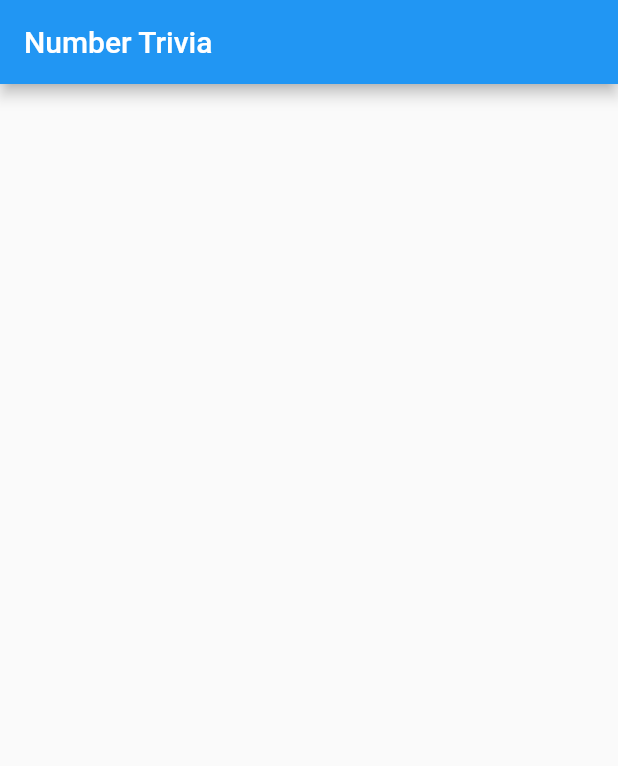
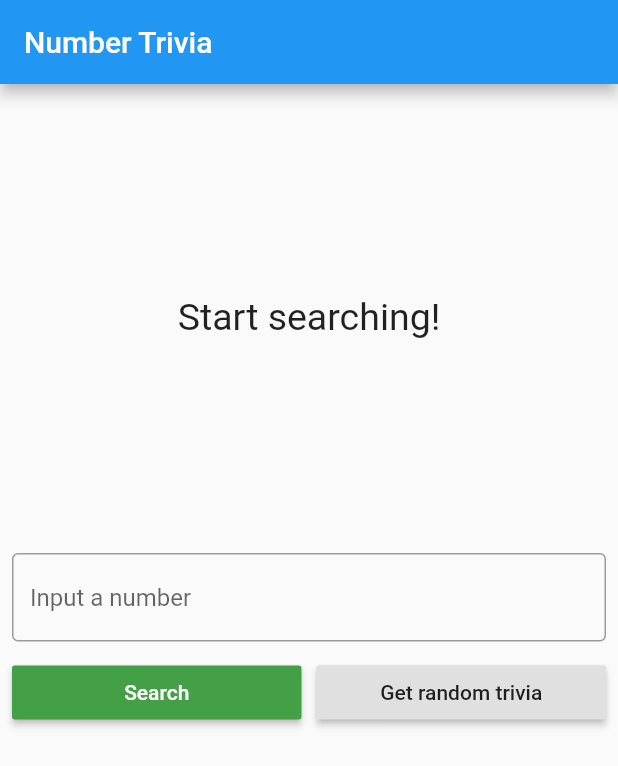
Before and after one commit to Bojacnik/flutter_test_project, a Flutter app: the screen it shows after launch, on a phone screen of 412 x 824 dp. Shown: the top 766 px of the screen. Run offline on Flutter 3.47's test engine with Material 2 defaults, Android fonts, the light colour scheme and no system bars; our stand-ins replace bloc, dartz, data_connection_checker, equatable, flutter_bloc, get_it and 1 more; missing offline and left inert: shared_preferences_web.

Commit message:
feat: added presentation

```diff
--- a/testing_flutter_for_real_now/lib/features/number_trivia/presentation/pages/number_trivia_page.dart
+++ b/testing_flutter_for_real_now/lib/features/number_trivia/presentation/pages/number_trivia_page.dart
@@ -1,21 +1,27 @@
+// ignore_for_file: deprecated_member_use
+
+import 'package:testing_flutter_for_real_now/core/error/exceptions.dart';
 import 'package:testing_flutter_for_real_now/features/number_trivia/presentation/bloc/bloc.dart';
 import 'package:flutter/material.dart';
 import 'package:flutter_bloc/flutter_bloc.dart';
 
 import '../../../../injection_container.dart';
+import '../widgets/widgets.dart';
 
 class NumberTriviaPage extends StatelessWidget {
+  const NumberTriviaPage({Key key}) : super(key: key);
+
   @override
   Widget build(BuildContext context) {
     return Scaffold(
       appBar: AppBar(
         title: const Text('Number Trivia'),
       ),
-      body: BlocProvider(
-        create: (_) => sl<NumberTriviaBloc>(),
-        child: Container(),
+      body: SingleChildScrollView(
+        child: buildBody(context),
       ),
     );
+  }
 }
 
 BlocProvider<NumberTriviaBloc> buildBody(BuildContext context) {
@@ -30,42 +36,32 @@ class NumberTriviaPage extends StatelessWidget {
               height: 10,
             ),
             //Top half
-              // ignore: sized_box_for_whitespace
-              Container(
-                height: MediaQuery.of(context).size.height / 3,
-                child: const Placeholder(),
+            BlocBuilder<NumberTriviaBloc, NumberTriviaState>(
+              builder: (context, state) {
+                if (state is Empty) {
+                  return const MessageDisplay(
+                    message: 'Start searching!',
+                  );
+                } else if (state is Loading) {
+                  return const LoadingWidget();
+                } else if (state is Loaded) {
+                  return TriviaDisplay(numberTrivia: state.trivia);
+                } else if (state is Error) {
+                  return MessageDisplay(
+                    message: state.message,
+                  );
+                } else {
+                  throw UnknownStateException(
+                      "Unknown state in NumberTriviaBloc");
+                }
+              },
             ),
             const SizedBox(height: 20),
             //Bottom half
-              Column(
-                children: <Widget>[
-                  const Placeholder(
-                    fallbackHeight: 40,
-                  ),
-                  const SizedBox(height: 10),
-                  // ignore: prefer_const_literals_to_create_immutables
-                  Row(
-                    children: const <Widget>[
-                      // ignore: prefer_const_constructors
-                      Expanded(
-                        child: Placeholder(
-                          fallbackHeight: 30,
-                        ),
-                      ),
-                      SizedBox(width: 10),
-                      Expanded(
-                        child: Placeholder(
-                          fallbackHeight: 30,
-                        ),
-                      ),
-                    ],
-                  ),
-                ],
-              ),
+            const TriviaControls(),
           ],
         ),
       ),
     ),
   );
 }
-}
--- /dev/null
+++ b/testing_flutter_for_real_now/lib/features/number_trivia/presentation/widgets/message_display.dart
@@ -0,0 +1,26 @@
+import 'package:flutter/material.dart';
+
+class MessageDisplay extends StatelessWidget {
+  final String message;
+
+  const MessageDisplay({
+    // Key key,
+    @required this.message,
+  }) : super();
+
+  @override
+  Widget build(BuildContext context) {
+    return Container(
+      height: MediaQuery.of(context).size.height / 3,
+      child: Center(
+        child: SingleChildScrollView(
+          child: Text(
+            message,
+            style: const TextStyle(fontSize: 25),
+            textAlign: TextAlign.center,
+          ),
+        ),
+      ),
+    );
+  }
+}
--- /dev/null
+++ b/testing_flutter_for_real_now/lib/features/number_trivia/presentation/widgets/trivia_controls.dart
@@ -0,0 +1,74 @@
+import 'package:flutter/material.dart';
+import 'package:flutter_bloc/flutter_bloc.dart';
+
+import '../bloc/number_trivia_bloc.dart';
+import '../bloc/number_trivia_event.dart';
+
+class TriviaControls extends StatefulWidget {
+  const TriviaControls({Key key}) : super(key: key);
+
+  @override
+  State<TriviaControls> createState() => _TriviaControlsState();
+}
+
+class _TriviaControlsState extends State<TriviaControls> {
+  final controller = TextEditingController();
+  String inputStr;
+
+  @override
+  Widget build(BuildContext context) {
+    return Column(
+      children: <Widget>[
+        TextField(
+          controller: controller,
+          keyboardType: TextInputType.number,
+          decoration: const InputDecoration(
+            border: OutlineInputBorder(),
+            hintText: 'Input a number',
+          ),
+          onChanged: (value) {
+            inputStr = value;
+          },
+          onSubmitted: (_) {
+            addConcrete();
+          },
+        ),
+        const SizedBox(height: 10),
+        Row(
+          children: <Widget>[
+            Expanded(
+              child: RaisedButton(
+                color: Theme.of(context).accentColor,
+                textTheme: ButtonTextTheme.primary,
+                onPressed: () {
+                  addConcrete();
+                },
+                child: const Text("Search"),
+              ),
+            ),
+            const SizedBox(width: 10),
+            Expanded(
+              child: RaisedButton(
+                child: const Text("Get random trivia"),
+                onPressed: () {
+                  addRandom();
+                },
+              ),
+            ),
+          ],
+        ),
+      ],
+    );
+  }
+
+  void addConcrete() {
+    controller.clear();
+    BlocProvider.of<NumberTriviaBloc>(context)
+        .add(GetTriviaForConcreteNumber(inputStr));
+  }
+
+  void addRandom() {
+    controller.clear();
+    BlocProvider.of<NumberTriviaBloc>(context).add(GetTriviaForRandomNumber());
+  }
+}
--- /dev/null
+++ b/testing_flutter_for_real_now/lib/features/number_trivia/presentation/widgets/widgets.dart
@@ -0,0 +1,4 @@
+export 'loading_widget.dart';
+export 'message_display.dart';
+export 'trivia_display.dart';
+export 'trivia_controls.dart';
--- a/testing_flutter_for_real_now/lib/main.dart
+++ b/testing_flutter_for_real_now/lib/main.dart
@@ -5,20 +5,23 @@ import 'injection_container.dart' as di;
 
 void main() async {
   WidgetsFlutterBinding.ensureInitialized();
-
   await di.init();
-  runApp(MyApp());
+  runApp(const MyApp());
 }
 
 class MyApp extends StatelessWidget {
+  const MyApp({Key key}) : super(key: key);
+
   @override
   Widget build(BuildContext context) {
     return MaterialApp(
-      title: 'Material App',
+      title: 'Number Trivia',
       theme: ThemeData(
-          primaryColor: Colors.green.shade800,
-          accentColor: Colors.green.shade600),
-      home: NumberTriviaPage(),
+        primaryColor: Colors.green.shade800,
+        colorScheme:
+            ColorScheme.fromSwatch().copyWith(secondary: Colors.green.shade600),
+      ),
+      home: const NumberTriviaPage(),
     );
   }
 }
```
Also changed, not shown: testing_flutter_for_real_now/lib/features/number_trivia/presentation/widgets/loading_widget.dart (added, +15 -0 lines), testing_flutter_for_real_now/lib/features/number_trivia/presentation/widgets/trivia_display.dart (added, +37 -0 lines). Lines whose indentation alone changed are shown as unchanged.
